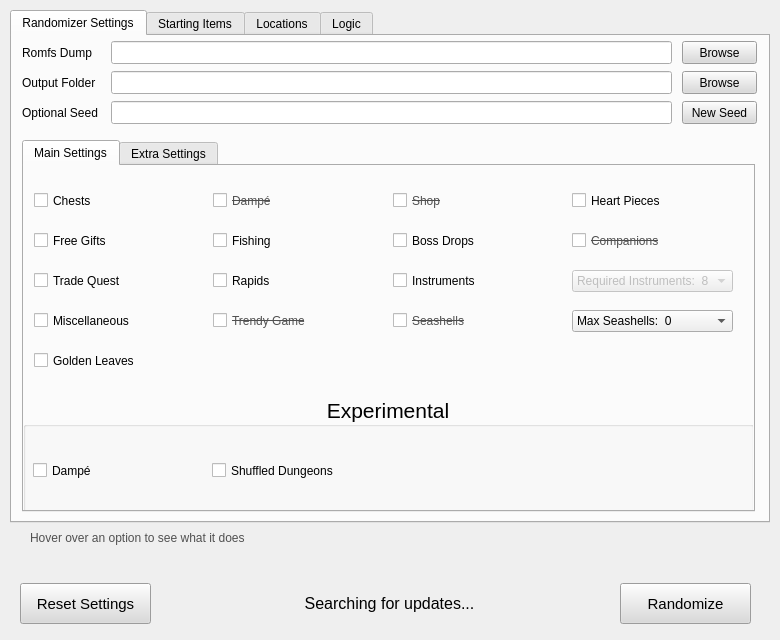
Above: UI/ui_form.ui from Owen-Splat/LAS-Randomizer before the change. Below: the same form after it.
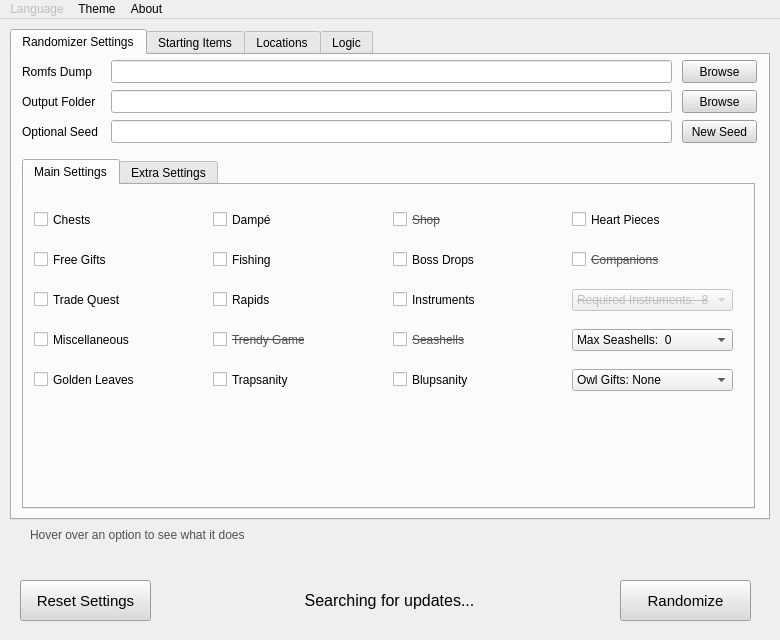
That is the form after the change.

What changed in the file:
```diff
--- a/UI/ui_form.ui
+++ b/UI/ui_form.ui
@@ -13,7 +13,7 @@
   <property name="minimumSize">
    <size>
     <width>780</width>
-    <height>639</height>
+    <height>640</height>
    </size>
   </property>
   <property name="windowTitle">
@@ -26,7 +26,7 @@
       <x>10</x>
       <y>10</y>
       <width>760</width>
-      <height>513</height>
+      <height>491</height>
      </rect>
     </property>
     <property name="sizePolicy">
@@ -365,7 +365,7 @@
         <x>10</x>
         <y>104</y>
         <width>733</width>
-        <height>372</height>
+        <height>350</height>
        </rect>
       </property>
       <property name="currentIndex">
@@ -579,75 +579,6 @@
          <string>Rapids</string>
         </property>
        </widget>
-       <widget class="QGroupBox" name="groupBox">
-        <property name="geometry">
-         <rect>
-          <x>-1</x>
-          <y>230</y>
-          <width>731</width>
-          <height>121</height>
-         </rect>
-        </property>
-        <property name="font">
-         <font>
-          <pointsize>16</pointsize>
-         </font>
-        </property>
-        <property name="title">
-         <string>Experimental</string>
-        </property>
-        <property name="alignment">
-         <set>Qt::AlignCenter</set>
-        </property>
-        <widget class="QCheckBox" name="dampeCheck">
-         <property name="geometry">
-          <rect>
-           <x>10</x>
-           <y>64</y>
-           <width>173</width>
-           <height>21</height>
-          </rect>
-         </property>
-         <property name="font">
-          <font>
-           <pointsize>9</pointsize>
-          </font>
-         </property>
-         <property name="toolTip">
-          <string/>
-         </property>
-         <property name="whatsThis">
-          <string>This controls whether the Dampé prizes can be progress items&lt;br&gt;&lt;/br&gt;&lt;u&gt;This is still likely broken,&lt;/u&gt; no logic for instrument shuffle and progressive items may not work</string>
-         </property>
-         <property name="text">
-          <string>Dampé</string>
-         </property>
-        </widget>
-        <widget class="QCheckBox" name="dungeonsCheck">
-         <property name="geometry">
-          <rect>
-           <x>189</x>
-           <y>64</y>
-           <width>173</width>
-           <height>21</height>
-          </rect>
-         </property>
-         <property name="font">
-          <font>
-           <pointsize>9</pointsize>
-          </font>
-         </property>
-         <property name="toolTip">
-          <string/>
-         </property>
-         <property name="whatsThis">
-          <string>Dungeon Entrances will be randomized. Back entrances are vanilla&lt;br&gt;&lt;/br&gt;Currently only has Basic Logic</string>
-         </property>
-         <property name="text">
-          <string>Shuffled Dungeons</string>
-         </property>
-        </widget>
-       </widget>
        <widget class="QComboBox" name="seashellsComboBox">
         <property name="geometry">
          <rect>
@@ -700,7 +631,7 @@
          </property>
         </item>
        </widget>
-       <widget class="QCheckBox" name="dampeTEMPCheck">
+       <widget class="QCheckBox" name="dampeCheck">
         <property name="geometry">
          <rect>
           <x>189</x>
@@ -712,23 +643,20 @@
         <property name="font">
          <font>
           <pointsize>9</pointsize>
-          <strikeout>true</strikeout>
+          <strikeout>false</strikeout>
          </font>
         </property>
         <property name="toolTip">
          <string/>
         </property>
         <property name="whatsThis">
-         <string>This controls whether the Dampé prizes can be progress items&lt;br&gt;&lt;/br&gt;&lt;u&gt;The logic is not written to work with instrument shuffle,&lt;/u&gt; and may result in unbeatable seeds</string>
-        </property>
-        <property name="styleSheet">
-         <string notr="true">color: rgb(80, 80, 80);</string>
+         <string>This controls whether the Dampé prizes can be progress items&lt;br&gt;&lt;/br&gt;&lt;u&gt;The logic is not written to work with instrument shuffle,&lt;/u&gt; and may still remove items from inventory</string>
         </property>
         <property name="text">
          <string>Dampé</string>
         </property>
         <property name="checkable">
-         <bool>false</bool>
+         <bool>true</bool>
         </property>
        </widget>
        <widget class="QCheckBox" name="trendyCheck">
@@ -892,6 +820,12 @@
           <height>22</height>
          </rect>
         </property>
+        <property name="font">
+         <font>
+          <pointsize>9</pointsize>
+          <strikeout>true</strikeout>
+         </font>
+        </property>
         <property name="whatsThis">
          <string>This controls how many Instruments are required to open the egg&lt;br&gt;&lt;/br&gt;You will still need Ocarina and Ballad of the Wind Fish</string>
         </property>
@@ -950,6 +884,80 @@
          </property>
         </item>
        </widget>
+       <widget class="QComboBox" name="owlsComboBox">
+        <property name="geometry">
+         <rect>
+          <x>548</x>
+          <y>184</y>
+          <width>161</width>
+          <height>22</height>
+         </rect>
+        </property>
+        <property name="whatsThis">
+         <string>This determines if Owl Statues will give items or not</string>
+        </property>
+        <property name="currentIndex">
+         <number>0</number>
+        </property>
+        <item>
+         <property name="text">
+          <string>Owl Gifts: None</string>
+         </property>
+        </item>
+        <item>
+         <property name="text">
+          <string>Owl Gifts: Overworld</string>
+         </property>
+        </item>
+        <item>
+         <property name="text">
+          <string>Owl Gifts: Dungeons</string>
+         </property>
+        </item>
+        <item>
+         <property name="text">
+          <string>Owl Gifts: All</string>
+         </property>
+        </item>
+       </widget>
+       <widget class="QCheckBox" name="rupCheck">
+        <property name="geometry">
+         <rect>
+          <x>369</x>
+          <y>184</y>
+          <width>173</width>
+          <height>21</height>
+         </rect>
+        </property>
+        <property name="toolTip">
+         <string/>
+        </property>
+        <property name="whatsThis">
+         <string>Turns the 28 freestanding rupees in Color Dungeon into item checks&lt;br&gt;&lt;/br&gt;&lt;u&gt;If this is not checked&lt;/u&gt;, they will stay as rupees</string>
+        </property>
+        <property name="text">
+         <string>Blupsanity</string>
+        </property>
+       </widget>
+       <widget class="QCheckBox" name="trapsCheck">
+        <property name="geometry">
+         <rect>
+          <x>189</x>
+          <y>184</y>
+          <width>173</width>
+          <height>21</height>
+         </rect>
+        </property>
+        <property name="toolTip">
+         <string/>
+        </property>
+        <property name="whatsThis">
+         <string>Adds various traps to the item pool, which can be disguised as other items&lt;br&gt;&lt;/br&gt;&lt;u&gt;If this is not checked,&lt;/u&gt; only the vanilla zol traps are included</string>
+        </property>
+        <property name="text">
+         <string>Trapsanity</string>
+        </property>
+       </widget>
       </widget>
       <widget class="QWidget" name="tab_5">
        <attribute name="title">
@@ -974,25 +982,6 @@
          <string>Shuffled Bombs</string>
         </property>
        </widget>
-       <widget class="QCheckBox" name="rupCheck">
-        <property name="geometry">
-         <rect>
-          <x>369</x>
-          <y>104</y>
-          <width>173</width>
-          <height>21</height>
-         </rect>
-        </property>
-        <property name="toolTip">
-         <string/>
-        </property>
-        <property name="whatsThis">
-         <string>Turns the 28 freestanding rupees in Color Dungeon into item checks&lt;br&gt;&lt;/br&gt;&lt;u&gt;If this is not checked&lt;/u&gt;, they will stay as rupees</string>
-        </property>
-        <property name="text">
-         <string>Blupsanity</string>
-        </property>
-       </widget>
        <widget class="QCheckBox" name="farmingCheck">
         <property name="geometry">
          <rect>
@@ -1078,14 +1067,14 @@
          <string>Fast Stealing</string>
         </property>
        </widget>
-       <widget class="QCheckBox" name="loadingCheck">
+       <widget class="QCheckBox" name="dungeonsCheck">
         <property name="enabled">
          <bool>true</bool>
         </property>
         <property name="geometry">
          <rect>
           <x>369</x>
-          <y>224</y>
+          <y>184</y>
           <width>173</width>
           <height>21</height>
          </rect>
@@ -1093,7 +1082,7 @@
         <property name="font">
          <font>
           <pointsize>9</pointsize>
-          <strikeout>true</strikeout>
+          <strikeout>false</strikeout>
          </font>
         </property>
         <property name="toolTip">
@@ -1109,7 +1098,7 @@
          <string>Randomize Entrances</string>
         </property>
         <property name="checkable">
-         <bool>false</bool>
+         <bool>true</bool>
         </property>
        </widget>
        <widget class="QCheckBox" name="kanaletCheck">
@@ -1197,25 +1186,6 @@
          <bool>true</bool>
         </property>
        </widget>
-       <widget class="QCheckBox" name="trapsCheck">
-        <property name="geometry">
-         <rect>
-          <x>189</x>
-          <y>104</y>
-          <width>173</width>
-          <height>21</height>
-         </rect>
-        </property>
-        <property name="toolTip">
-         <string/>
-        </property>
-        <property name="whatsThis">
-         <string>Adds various traps to the item pool, which can be disguised as other items</string>
-        </property>
-        <property name="text">
-         <string>Trapsanity</string>
-        </property>
-       </widget>
        <widget class="QCheckBox" name="musicCheck">
         <property name="enabled">
          <bool>true</bool>
@@ -1363,42 +1333,6 @@
          <bool>true</bool>
         </property>
        </widget>
-       <widget class="QComboBox" name="owlsComboBox">
-        <property name="geometry">
-         <rect>
-          <x>189</x>
-          <y>224</y>
-          <width>161</width>
-          <height>22</height>
-         </rect>
-        </property>
-        <property name="whatsThis">
-         <string>This determines if Owl Statues will give items or not</string>
-        </property>
-        <property name="currentIndex">
-         <number>0</number>
-        </property>
-        <item>
-         <property name="text">
-          <string>Owl Gifts: None</string>
-         </property>
-        </item>
-        <item>
-         <property name="text">
-          <string>Owl Gifts: Overworld</string>
-         </property>
-        </item>
-        <item>
-         <property name="text">
-          <string>Owl Gifts: Dungeons</string>
-         </property>
-        </item>
-        <item>
-         <property name="text">
-          <string>Owl Gifts: All</string>
-         </property>
-        </item>
-       </widget>
        <widget class="QCheckBox" name="raceCheck">
         <property name="geometry">
          <rect>
@@ -2389,7 +2323,7 @@
     <property name="geometry">
      <rect>
       <x>620</x>
-      <y>583</y>
+      <y>561</y>
       <width>131</width>
       <height>41</height>
      </rect>
@@ -2420,7 +2354,7 @@
     <property name="geometry">
      <rect>
       <x>20</x>
-      <y>583</y>
+      <y>561</y>
       <width>131</width>
       <height>41</height>
      </rect>
@@ -2454,7 +2388,7 @@
     <property name="geometry">
      <rect>
       <x>179</x>
-      <y>583</y>
+      <y>561</y>
       <width>421</width>
       <height>41</height>
      </rect>
@@ -2478,7 +2412,7 @@
     <property name="geometry">
      <rect>
       <x>30</x>
-      <y>531</y>
+      <y>509</y>
       <width>721</width>
       <height>41</height>
      </rect>
@@ -2524,6 +2458,88 @@
     </property>
    </widget>
   </widget>
+  <widget class="QMenuBar" name="menuBar">
+   <property name="geometry">
+    <rect>
+     <x>0</x>
+     <y>0</y>
+     <width>780</width>
+     <height>22</height>
+    </rect>
+   </property>
+   <widget class="QMenu" name="menuLanguage">
+    <property name="enabled">
+     <bool>false</bool>
+    </property>
+    <property name="title">
+     <string>Language</string>
+    </property>
+    <addaction name="actionEnglish"/>
+    <addaction name="separator"/>
+    <addaction name="actionfran_ais"/>
+    <addaction name="separator"/>
+    <addaction name="action"/>
+   </widget>
+   <widget class="QMenu" name="menuAbout">
+    <property name="title">
+     <string>About</string>
+    </property>
+    <addaction name="actionChangelog"/>
+    <addaction name="separator"/>
+    <addaction name="actionHelp"/>
+   </widget>
+   <widget class="QMenu" name="menuTheme">
+    <property name="title">
+     <string>Theme</string>
+    </property>
+    <addaction name="actionLight"/>
+    <addaction name="separator"/>
+    <addaction name="actionDark"/>
+   </widget>
+   <addaction name="menuLanguage"/>
+   <addaction name="menuTheme"/>
+   <addaction name="menuAbout"/>
+  </widget>
+  <action name="actionEnglish">
+   <property name="text">
+    <string>English</string>
+   </property>
+  </action>
+  <action name="actionfran_ais">
+   <property name="text">
+    <string>Français</string>
+   </property>
+  </action>
+  <action name="action">
+   <property name="text">
+    <string>中文</string>
+   </property>
+  </action>
+  <action name="actionLight">
+   <property name="text">
+    <string>Light</string>
+   </property>
+  </action>
+  <action name="actionDark">
+   <property name="text">
+    <string>Dark</string>
+   </property>
+  </action>
+  <action name="actionChangelog">
+   <property name="text">
+    <string>Changelog</string>
+   </property>
+  </action>
+  <action name="actionPlanned_Features">
+   <property name="text">
+    <string>Future</string>
+   </property>
+  </action>
+  <action name="actionHelp">
+   <property name="text">
+    <string>Help</string>
+   </property>
+  </action>
  </widget>
  <resources/>
  <connections/>
```
Left out of the diff: 59 changed lines with no effect on the pictures.
